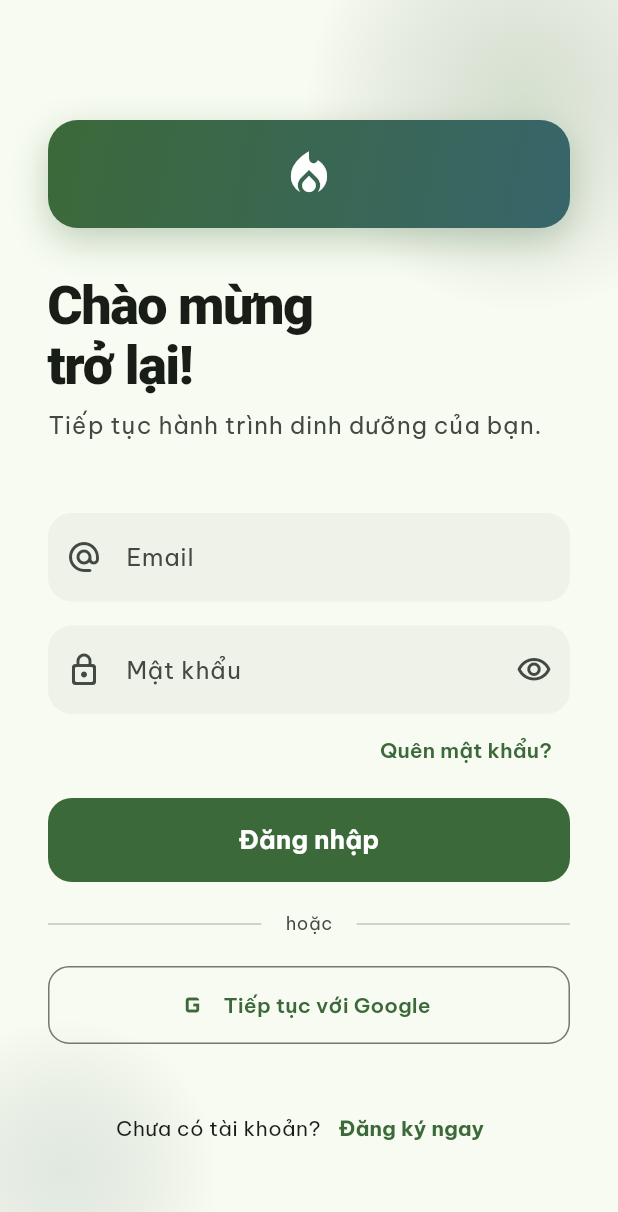
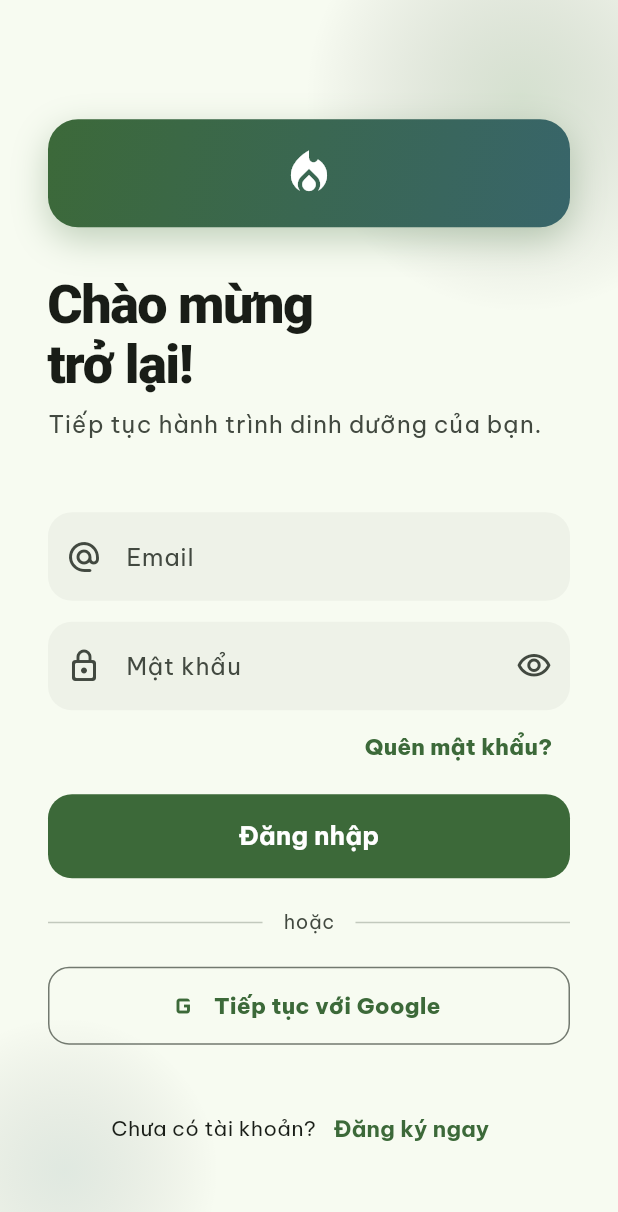
Before and after one commit to khanhcy/SmartNutri, a Flutter app: the screen it shows after launch, on a phone screen of 412 x 824 dp. Shown: the top 1212 px of the screen. Run offline on Flutter 3.47's test engine with Material 3 defaults, Android fonts, the phone set to English and light mode, and no system bars; our stand-ins replace cloud_firestore, connectivity_plus, firebase_auth, firebase_core, firebase_crashlytics, flutter_local_notifications and 8 more; missing offline and left inert: mobile_scanner; accounts and stored records are empty.

Commit message:
refactor: add new UI design tokens

```diff
--- a/lib/src/core/ui/theme/app_colors.dart
+++ b/lib/src/core/ui/theme/app_colors.dart
@@ -2,7 +2,25 @@
 
 class AppColors {
   // Brand
-  static const Color seed = Color(0xFF2E7D32); // Forest Green
+  static const Color seed = Color(0xFF2E7D32); // Forest Green (M3 seed)
+  static const Color primary = Color(0xFF2E7D32); // Forest Green
+  static const Color fresh = Color(0xFF43A047); // Fresh Green (gradient phụ)
+  static const Color mint = Color(0xFFA5D6A7); // Mint (nền decorative)
+
+  // Background
+  static const Color bg = Color(0xFFF1F8F4); // Nền app chính
+  static const Color warm = Color(0xFFFFFDF7); // Nền ấm (top gradient)
+
+  // Surface
+  static const Color surface = Color(0xEBFFFFFF); // rgba(255,255,255,0.92)
+  static const Color surfaceStrong = Color(0xFFFFFFFF); // Trắng đặc
+
+  // Text
+  static const Color text = Color(0xFF102A16); // Chữ chính
+  static const Color muted = Color(0xFF6B7B6E); // Chữ phụ
+
+  // Border
+  static const Color border = Color(0x14102A16); // rgba(16,42,22,0.08)
 
   // Macro nutrients
   static const Color protein = Color(0xFF1E88E5); // Vivid Blue
@@ -13,8 +31,17 @@
   static const Color water = Color(0xFF039BE5); // Ocean Blue
   static const Color streak = Color(0xFFFF6D00); // Fire Orange
 
+  // AI
+  static const Color ai = Color(0xFF7C4DFF); // AI accent tím
+  static const Color aiSoft = Color(0xFFF0EBFF); // AI nền nhạt
+
+  // Premium
+  static const Color gold = Color(0xFFF9A825); // Premium accent
+
   // Semantic
   static const Color success = Color(0xFF2E7D32);
   static const Color warning = Color(0xFFF9A825);
-  static const Color danger = Color(0xFFC62828);
+  static const Color danger = Color(0xFFDC2626); // Đỏ xoá/lỗi (CSS: #DC2626)
+
+  AppColors._();
 }
--- a/lib/src/core/ui/theme/app_radius.dart
+++ b/lib/src/core/ui/theme/app_radius.dart
@@ -1,6 +1,11 @@
 class AppRadius {
   static const double sm = 8;
-  static const double md = 12;
-  static const double lg = 16;
-  static const double xl = 20;
+  static const double md = 16;
+  static const double lg = 22;
+  static const double xl = 28;
+  static const double pill = 999;
+  static const double nav = 11;
+  static const double fab = 22;
+
+  AppRadius._();
 }
--- a/lib/src/core/ui/theme/app_spacing.dart
+++ b/lib/src/core/ui/theme/app_spacing.dart
@@ -1,8 +1,11 @@
 class AppSpacing {
   static const double xs = 4;
   static const double sm = 8;
-  static const double md = 16;
+  static const double md = 14;
   static const double lg = 20;
   static const double xl = 32;
   static const double xxl = 48;
+  static const double screenHorizontal = 18;
+
+  AppSpacing._();
 }
--- a/lib/src/core/ui/theme/app_text_styles.dart
+++ b/lib/src/core/ui/theme/app_text_styles.dart
@@ -1,47 +1,91 @@
 import 'package:flutter/material.dart';
+import 'package:smartnutri/src/core/ui/theme/app_colors.dart';
 
 class AppTextStyles {
   static TextTheme textTheme(ColorScheme colorScheme) {
     return TextTheme(
+      // H1 — page title: 28px w850
       headlineSmall: TextStyle(
-        fontSize: 26,
-        fontWeight: FontWeight.w700,
-        letterSpacing: -0.3,
+        fontSize: 28,
+        fontWeight: FontWeight.w800,
+        letterSpacing: -0.56,
         color: colorScheme.onSurface,
       ),
+      // H2 — section title: 20px w600
       titleLarge: TextStyle(
         fontSize: 20,
         fontWeight: FontWeight.w600,
         letterSpacing: -0.2,
         color: colorScheme.onSurface,
       ),
+      // H3 — card title: 15px w600
       titleMedium: TextStyle(
-        fontSize: 16,
+        fontSize: 15,
         fontWeight: FontWeight.w600,
-        letterSpacing: -0.1,
         color: colorScheme.onSurface,
       ),
+      // Body large: 16px
       bodyLarge: TextStyle(
         fontSize: 16,
         height: 1.35,
         color: colorScheme.onSurface,
       ),
+      // Body/caption: 14px
       bodyMedium: TextStyle(
         fontSize: 14,
-        height: 1.35,
+        height: 1.45,
         color: colorScheme.onSurface,
       ),
+      // Kicker / small caption: 13px
       bodySmall: TextStyle(
+        fontSize: 13,
+        height: 1.48,
+        color: AppColors.muted,
+      ),
+      // Button text / primary action: 15px w800
+      labelLarge: TextStyle(
+        fontSize: 15,
+        fontWeight: FontWeight.w800,
+        color: colorScheme.onPrimary,
+      ),
+      // Chip / macro text: 12px w900
+      labelMedium: TextStyle(
         fontSize: 12,
-        height: 1.3,
-        color: colorScheme.onSurfaceVariant,
+        fontWeight: FontWeight.w900,
+        color: colorScheme.onSurface,
       ),
-      labelLarge: TextStyle(
-        fontSize: 14,
-        fontWeight: FontWeight.w600,
-        letterSpacing: 0.1,
-        color: colorScheme.onPrimary,
+      // Nav label: 11px w800
+      labelSmall: TextStyle(
+        fontSize: 11,
+        fontWeight: FontWeight.w800,
+        color: AppColors.muted,
       ),
     );
   }
+
+  // Hero number (kcal donut): 34px w800
+  static const TextStyle heroNumber = TextStyle(
+    fontSize: 34,
+    fontWeight: FontWeight.w800,
+    letterSpacing: -1.7,
+    height: 1.0,
+    color: AppColors.text,
+  );
+
+  // Big number (kcal result): 42px w900
+  static const TextStyle bigNumber = TextStyle(
+    fontSize: 42,
+    fontWeight: FontWeight.w900,
+    letterSpacing: -2.3,
+    height: 1.0,
+    color: AppColors.text,
+  );
+
+  // Kicker label above headings
+  static const TextStyle kicker = TextStyle(
+    fontSize: 13,
+    color: AppColors.muted,
+  );
+
+  AppTextStyles._();
 }
--- a/lib/src/core/ui/theme/app_theme.dart
+++ b/lib/src/core/ui/theme/app_theme.dart
@@ -25,26 +25,39 @@
     return ThemeData(
       useMaterial3: true,
       colorScheme: colorScheme,
+      scaffoldBackgroundColor: AppColors.bg,
       textTheme: GoogleFonts.beVietnamProTextTheme(
         AppTextStyles.textTheme(colorScheme),
       ),
       inputDecorationTheme: InputDecorationTheme(
         filled: true,
-        fillColor: colorScheme.surfaceContainerHighest.withValues(alpha: 0.35),
+        fillColor: AppColors.surface,
         border: OutlineInputBorder(
           borderRadius: BorderRadius.circular(AppRadius.md),
+          borderSide: const BorderSide(color: AppColors.border),
+        ),
+        enabledBorder: OutlineInputBorder(
+          borderRadius: BorderRadius.circular(AppRadius.md),
+          borderSide: const BorderSide(color: AppColors.border),
         ),
         focusedBorder: OutlineInputBorder(
           borderRadius: BorderRadius.circular(AppRadius.md),
-          borderSide: BorderSide(color: colorScheme.primary, width: 1.2),
+          borderSide: const BorderSide(color: AppColors.primary, width: 1.2),
         ),
       ),
       cardTheme: CardThemeData(
         elevation: 0,
-        color: colorScheme.surfaceContainerLow,
+        color: AppColors.surface,
         shape: RoundedRectangleBorder(
           borderRadius: BorderRadius.circular(AppRadius.lg),
+          side: const BorderSide(color: AppColors.border),
         ),
+        shadowColor: const Color(0x17195526),
+        surfaceTintColor: Colors.transparent,
+      ),
+      appBarTheme: const AppBarTheme(
+        backgroundColor: Colors.transparent,
+        surfaceTintColor: Colors.transparent,
       ),
     );
   }
```
